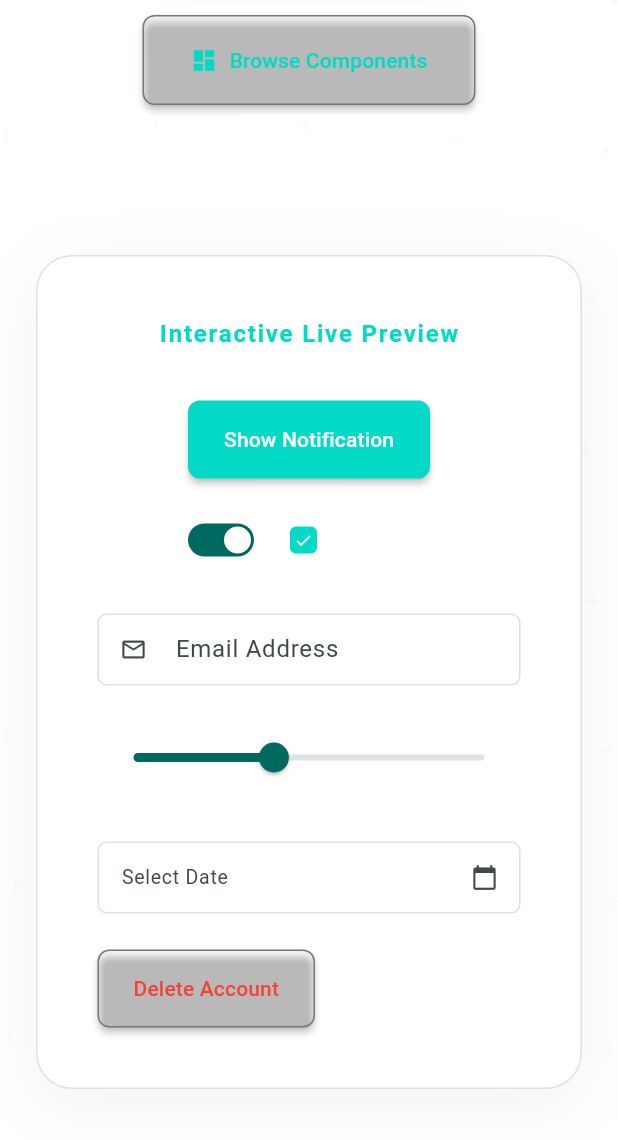
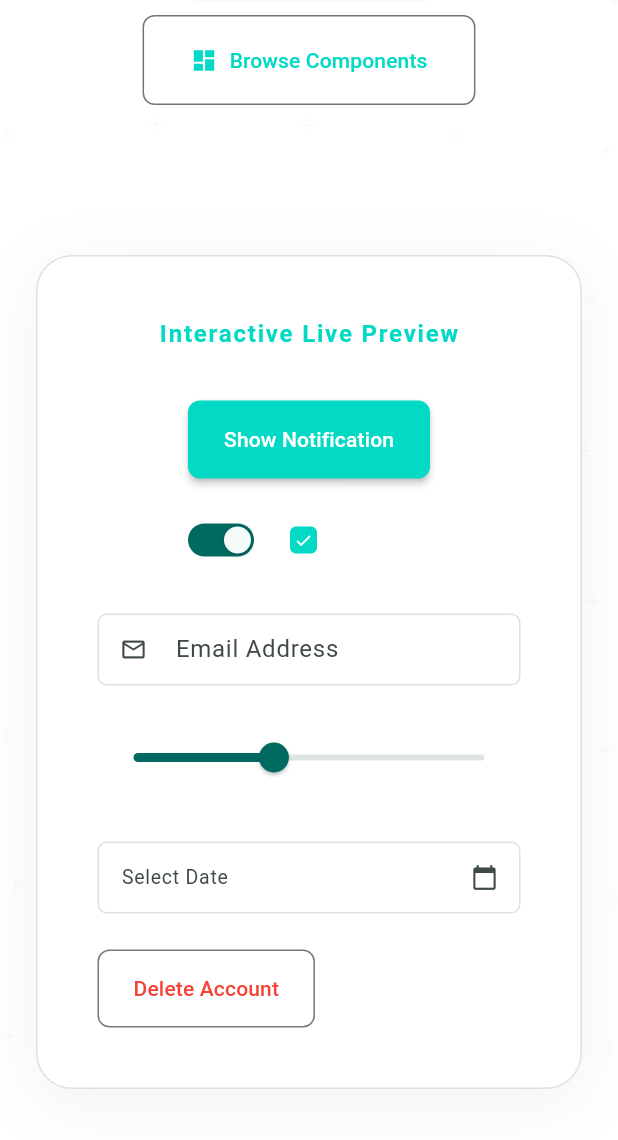
Before and after one commit to FRANK732/s_design, a Flutter app: the screen it shows after launch, scrolled down 576 dp, on a phone screen of 412 x 824 dp, the part 96-1236 px from its top. Run offline on Flutter 3.47's test engine with Material 3 defaults, Android fonts, the phone set to English and light mode, and no system bars; our stand-ins replace flutter_spinkit, get, google_fonts, qr_flutter, shimmer; missing offline and left inert: flutter_highlighter.

Commit message:
feat: implement core UI components including rate, list tiles, inputs, switches, cards, and navigation bar

```diff
--- a/example/lib/modern_example.dart
+++ b/example/lib/modern_example.dart
@@ -85,7 +85,7 @@
             return supportedLocale;
           }
         }
-        return supportedLocales.first; // fallback
+        return supportedLocales.first;
       },
       theme:
           SThemeData.light(),
--- a/lib/src/presentation/components/inputs/s_button/s_button.dart
+++ b/lib/src/presentation/components/inputs/s_button/s_button.dart
@@ -405,6 +405,9 @@
     final SButtonThemeData
         theme =
         Theme.of(context).sButtonTheme;
+    final ColorScheme
+        colorScheme =
+        Theme.of(context).colorScheme;
 
     // Get colors based on variant and state
     final Color
@@ -416,6 +419,8 @@
           widget.variant,
       isDisabled:
           isDisabled,
+      colorScheme:
+          colorScheme,
     );
     final Color
         defaultForegroundColor =
@@ -426,6 +431,8 @@
           widget.variant,
       isDisabled:
           isDisabled,
+      colorScheme:
+          colorScheme,
     );
     final BorderSide?
         defaultBorderSide =
@@ -436,6 +443,8 @@
           widget.variant,
       isDisabled:
           isDisabled,
+      colorScheme:
+          colorScheme,
     );
 
     // Get padding
--- a/lib/src/presentation/components/inputs/s_button/s_button_style_helper.dart
+++ b/lib/src/presentation/components/inputs/s_button/s_button_style_helper.dart
@@ -15,20 +15,24 @@
         variant,
     required bool
         isDisabled,
+    ColorScheme?
+        colorScheme,
   }) {
     if (_isOutlineVariant(
         variant)) {
       return Colors.transparent;
     }
 
+    final Color disabledBg = colorScheme?.onSurface.withOpacity(0.12) ?? Colors.transparent;
+
     switch (
         variant) {
       case SButtonVariant.defaultVariant:
-        return isDisabled ? Colors.grey.shade400 : theme.defaultBackgroundColor;
+        return isDisabled ? disabledBg : theme.defaultBackgroundColor;
       case SButtonVariant.destructive:
-        return isDisabled ? Colors.grey.shade400 : Colors.red;
+        return isDisabled ? disabledBg : (colorScheme?.error ?? theme.defaultBackgroundColor);
       case SButtonVariant.secondary:
-        return isDisabled ? Colors.grey.shade400 : Colors.grey.shade400;
+        return isDisabled ? disabledBg : (colorScheme?.secondaryContainer ?? theme.defaultBackgroundColor);
       case SButtonVariant.ghost:
       case SButtonVariant.link:
         return Colors.transparent;
@@ -47,14 +51,18 @@
         variant,
     required bool
         isDisabled,
+    ColorScheme?
+        colorScheme,
   }) {
+    final Color disabledFg = colorScheme?.onSurface.withOpacity(0.38) ?? Colors.transparent;
+
     if (_isOutlineVariant(
         variant)) {
       switch (variant) {
         case SButtonVariant.outline:
-          return isDisabled ? Colors.grey : theme.outlineForegroundColor;
+          return isDisabled ? disabledFg : theme.outlineForegroundColor;
         case SButtonVariant.destructiveOutline:
-          return isDisabled ? Colors.grey : Colors.red;
+          return isDisabled ? disabledFg : (colorScheme?.error ?? theme.outlineForegroundColor);
         default:
           return theme.outlineForegroundColor;
       }
@@ -63,16 +71,18 @@
     switch (
         variant) {
       case SButtonVariant.defaultVariant:
+        return isDisabled ? disabledFg : theme.defaultForegroundColor;
       case SButtonVariant.destructive:
+        return isDisabled ? disabledFg : (colorScheme?.onError ?? theme.defaultForegroundColor);
       case SButtonVariant.secondary:
-        return theme.defaultForegroundColor;
+        return isDisabled ? disabledFg : (colorScheme?.onSecondaryContainer ?? theme.defaultForegroundColor);
       case SButtonVariant.ghost:
-        return isDisabled ? Colors.grey : theme.ghostForegroundColor;
+        return isDisabled ? disabledFg : theme.ghostForegroundColor;
       case SButtonVariant.link:
-        return isDisabled ? Colors.grey : theme.linkForegroundColor;
+        return isDisabled ? disabledFg : theme.linkForegroundColor;
       case SButtonVariant.outline:
       case SButtonVariant.destructiveOutline:
-        return isDisabled ? Colors.grey : theme.outlineForegroundColor;
+        return isDisabled ? disabledFg : theme.outlineForegroundColor;
     }
   }
 
@@ -85,17 +95,21 @@
         variant,
     required bool
         isDisabled,
+    ColorScheme?
+        colorScheme,
   }) {
+    final Color disabledBorder = colorScheme?.onSurface.withOpacity(0.12) ?? Colors.transparent;
+
     if (_isOutlineVariant(
         variant)) {
       switch (variant) {
         case SButtonVariant.outline:
           return BorderSide(
-            color: isDisabled ? Colors.grey : theme.outlineBorderColor,
+            color: isDisabled ? disabledBorder : theme.outlineBorderColor,
           );
         case SButtonVariant.destructiveOutline:
           return BorderSide(
-            color: isDisabled ? Colors.grey : Colors.red,
+            color: isDisabled ? disabledBorder : (colorScheme?.error ?? theme.outlineBorderColor),
           );
         default:
           return null;
@@ -152,14 +166,16 @@
         theme,
     required SButtonVariant
         variant,
+    ColorScheme?
+        colorScheme,
   }) {
     switch (
         variant) {
       case SButtonVariant.destructive:
       case SButtonVariant.destructiveOutline:
-        return Colors.white;
+        return colorScheme?.onError ?? theme.defaultForegroundColor;
       case SButtonVariant.secondary:
-        return Colors.black;
+        return colorScheme?.onSecondaryContainer ?? theme.defaultForegroundColor;
       case SButtonVariant.link:
         return theme.linkForegroundColor;
       default:
@@ -209,8 +225,8 @@
 
     return ButtonStyle(
       backgroundColor:
-          MaterialStateProperty.resolveWith((Set<MaterialState> states) {
-        if (states.contains(MaterialState.disabled)) {
+          WidgetStateProperty.resolveWith((Set<WidgetState> states) {
+        if (states.contains(WidgetState.disabled)) {
           return backgroundColor.withOpacity(DesignConstants.opacityDisabled);
         }
         if (isSelected) {
@@ -219,39 +235,39 @@
         return backgroundColor;
       }),
       foregroundColor:
-          MaterialStateProperty.resolveWith((Set<MaterialState> states) {
-        if (states.contains(MaterialState.disabled)) {
+          WidgetStateProperty.resolveWith((Set<WidgetState> states) {
+        if (states.contains(WidgetState.disabled)) {
           return foregroundColor.withOpacity(DesignConstants.opacityDisabled);
         }
         return foregroundColor;
       }),
       elevation:
-          MaterialStateProperty.resolveWith((Set<MaterialState> states) {
-        if (states.contains(MaterialState.disabled)) {
+          WidgetStateProperty.resolveWith((Set<WidgetState> states) {
+        if (states.contains(WidgetState.disabled)) {
           return 0.0;
         }
-        if (states.contains(MaterialState.pressed)) {
+        if (states.contains(WidgetState.pressed)) {
           return computedElevation / 2;
         }
         return computedElevation;
       }),
       padding:
-          MaterialStateProperty.all(padding),
+          WidgetStateProperty.all(padding),
       shape:
-          MaterialStateProperty.all(
+          WidgetStateProperty.all(
         RoundedRectangleBorder(
           borderRadius: computedBorderRadius,
           side: borderSide ?? BorderSide.none,
         ),
       ),
       shadowColor:
-          MaterialStateProperty.all(shadowColor ?? Colors.black),
+          WidgetStateProperty.all(shadowColor),
       overlayColor:
-          MaterialStateProperty.resolveWith((Set<MaterialState> states) {
-        if (states.contains(MaterialState.pressed)) {
+          WidgetStateProperty.resolveWith((Set<WidgetState> states) {
+        if (states.contains(WidgetState.pressed)) {
           return foregroundColor.withOpacity(DesignConstants.opacityPressed);
         }
-        if (states.contains(MaterialState.focused)) {
+        if (states.contains(WidgetState.focused)) {
           return foregroundColor.withOpacity(DesignConstants.opacityFocused);
         }
         return null;
--- a/lib/src/presentation/components/inputs/s_rate/s_rate.dart
+++ b/lib/src/presentation/components/inputs/s_rate/s_rate.dart
@@ -200,7 +200,7 @@
       color:
           Colors.amber, // Default equivalent
       unselectedColor:
-          Colors.grey.shade200,
+          Theme.of(context).colorScheme.outlineVariant,
       size:
           20,
       gap:
--- a/lib/src/presentation/components/inputs/s_switch/s_switch.dart
+++ b/lib/src/presentation/components/inputs/s_switch/s_switch.dart
@@ -186,13 +186,13 @@
         Theme.of(context);
     final Color
         activeColor =
-        widget.activeColor ?? theme.primaryColor;
+        widget.activeColor ?? theme.colorScheme.primary;
     final Color
         inactiveColor =
-        widget.inactiveColor ?? const Color(0xFFBFBFBF); // Gray (approx)
+        widget.inactiveColor ?? theme.colorScheme.surfaceContainerHighest;
     final Color
         thumbColor =
-        widget.thumbColor ?? Colors.white;
+        widget.thumbColor ?? (theme.brightness == Brightness.dark ? theme.colorScheme.onPrimary : theme.colorScheme.surface);
 
     return Semantics(
       label:
@@ -257,7 +257,7 @@
                           left: 6,
                           child: Center(
                             child: DefaultTextStyle(
-                              style: TextStyle(color: Colors.white, fontSize: widget.size == SSwitchSize.small ? 10 : 12, fontWeight: FontWeight.w500),
+                              style: TextStyle(color: theme.colorScheme.onPrimary, fontSize: widget.size == SSwitchSize.small ? 10 : 12, fontWeight: FontWeight.w500),
                               child: widget.checkedChildren!,
                             ),
                           ),
@@ -268,7 +268,7 @@
                           right: 6,
                           child: Center(
                             child: DefaultTextStyle(
-                              style: TextStyle(color: Colors.white, fontSize: widget.size == SSwitchSize.small ? 10 : 12, fontWeight: FontWeight.w500),
+                              style: TextStyle(color: theme.colorScheme.onPrimary, fontSize: widget.size == SSwitchSize.small ? 10 : 12, fontWeight: FontWeight.w500),
                               child: widget.unCheckedChildren!,
                             ),
                           ),
@@ -288,7 +288,7 @@
                               shape: BoxShape.circle,
                               boxShadow: <BoxShadow>[
                                 BoxShadow(
-                                  color: Colors.black.withOpacity(0.1),
+                                  color: theme.colorScheme.shadow.withOpacity(0.15),
                                   blurRadius: 2,
                                   offset: const Offset(0, 1),
                                 ),
--- a/lib/src/presentation/components/layout/s_list_tile/s_list_tile.dart
+++ b/lib/src/presentation/components/layout/s_list_tile/s_list_tile.dart
@@ -266,7 +266,7 @@
       ColorScheme
           colorScheme) {
     if (showLoading) {
-      return Colors.grey.withOpacity(0.1);
+      return colorScheme.surfaceContainerHighest;
     }
     if (tileColor !=
         null) {
--- a/lib/src/presentation/components/layout/s_list_tile/s_list_tile_group.dart
+++ b/lib/src/presentation/components/layout/s_list_tile/s_list_tile_group.dart
@@ -67,10 +67,10 @@
         BorderRadius.circular(16);
     final Color effectiveBackgroundColor = backgroundColor ??
         theme.groupBackgroundColor ??
-        Colors.grey.shade100;
+        Theme.of(context).colorScheme.surfaceContainerHighest;
     final Color effectiveDividerColor = dividerColor ??
         theme.dividerColor ??
-        Colors.grey.shade300;
+        Theme.of(context).colorScheme.outlineVariant;
 
     return Padding(
       padding:
```
Also changed, not shown: lib/src/presentation/components/display/s_qrcode/s_qrcode.dart (+4 -4 lines), lib/src/presentation/components/inputs/s_input/s_input.dart (+5 -6 lines), lib/src/presentation/components/inputs/s_input/s_input_otp.dart (+6 -6 lines), lib/src/presentation/components/layout/s_card/s_card.dart (+10 -7 lines), lib/src/presentation/components/navigation/s_animated_bottom_bar/s_shift_bottom_bar.dart (+8 -4 lines), example/pubspec.lock.
